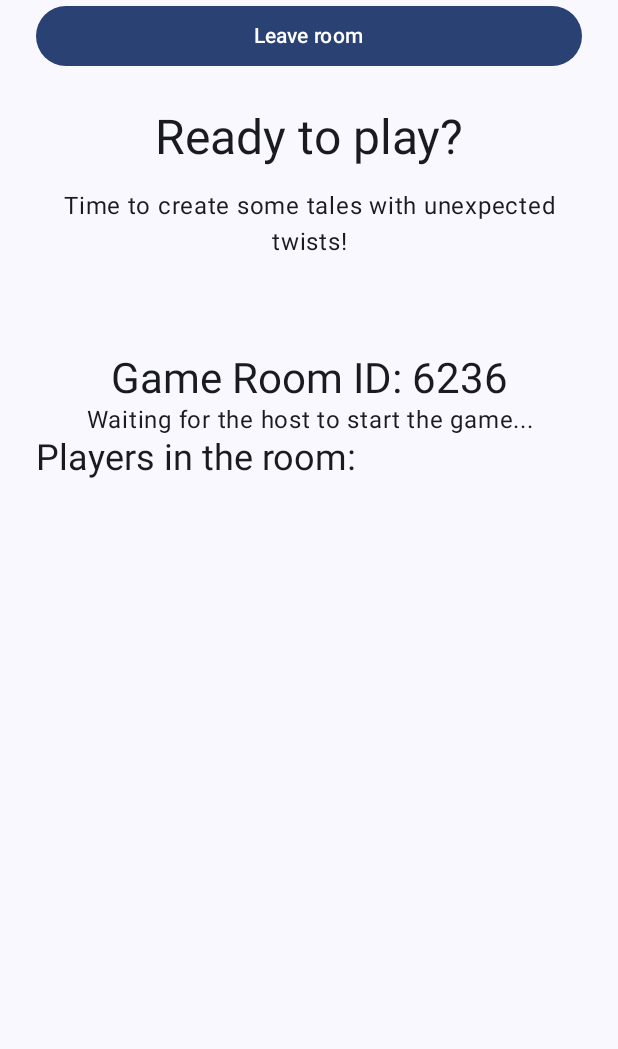
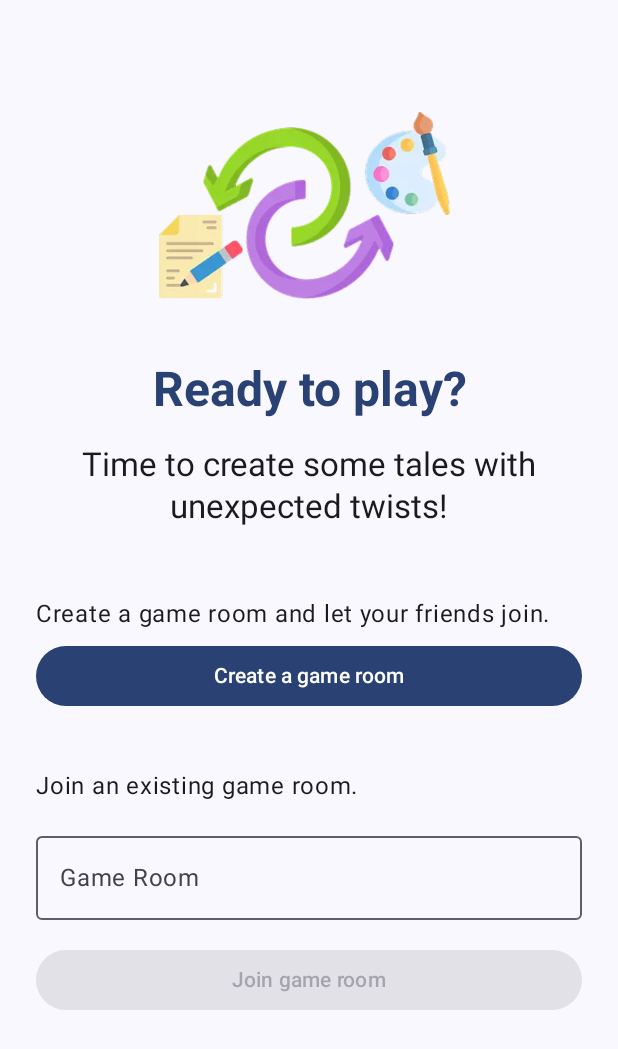
Before and after one commit to kristinakoneva/twistale, an Android app built with Jetpack Compose: the GameRoomScreen screen opened through its navigation route, on a phone screen of 412 x 824 dp. Shown: the top 1049 px of the screen. Run offline under Robolectric (Android 15) with nearby library versions, the phone set to English and light mode, and no system bars; our stand-ins replace Dagger/Hilt's generated code, Firebase (no records; nobody signed in at launch, a user with empty details on screens opened directly); pictures from the network do not load.

Commit message:
Update game room screen implmentation

```diff
--- a/app/build.gradle.kts
+++ b/app/build.gradle.kts
@@ -71,4 +71,6 @@ dependencies {
     implementation(libs.coil.gif)
     implementation(platform(libs.firebase.bom))
     implementation(libs.serialization.json)
+    implementation(libs.appcompat)
+    implementation(libs.material)
 }
--- a/app/src/main/java/com/kristinakoneva/twistale/MainActivity.kt
+++ b/app/src/main/java/com/kristinakoneva/twistale/MainActivity.kt
@@ -1,17 +1,19 @@
 package com.kristinakoneva.twistale
 
 import android.os.Bundle
-import androidx.activity.ComponentActivity
 import androidx.activity.compose.setContent
 import androidx.activity.enableEdgeToEdge
+import androidx.appcompat.app.AppCompatActivity
+import androidx.appcompat.app.AppCompatDelegate
 import com.kristinakoneva.twistale.ui.navigation.NavHost
 import com.kristinakoneva.twistale.ui.theme.TwistaleTheme
 import dagger.hilt.android.AndroidEntryPoint
 
 @AndroidEntryPoint
-class MainActivity : ComponentActivity() {
+class MainActivity : AppCompatActivity() {
     override fun onCreate(savedInstanceState: Bundle?) {
         super.onCreate(savedInstanceState)
+        AppCompatDelegate.setDefaultNightMode(AppCompatDelegate.MODE_NIGHT_NO)
         enableEdgeToEdge()
         setContent {
             TwistaleTheme {
--- a/app/src/main/java/com/kristinakoneva/twistale/ui/screens/auth/AuthScreen.kt
+++ b/app/src/main/java/com/kristinakoneva/twistale/ui/screens/auth/AuthScreen.kt
@@ -143,6 +143,7 @@ fun AuthScreenContent(
                 .padding(horizontal = spacing_3),
             style = MaterialTheme.typography.headlineLarge,
             fontWeight = FontWeight.Bold,
+            color = MaterialTheme.colorScheme.primary,
         )
 
         if (!isLogin) {
--- a/app/src/main/java/com/kristinakoneva/twistale/ui/screens/game/room/GameRoomScreen.kt
+++ b/app/src/main/java/com/kristinakoneva/twistale/ui/screens/game/room/GameRoomScreen.kt
@@ -1,31 +1,48 @@
 package com.kristinakoneva.twistale.ui.screens.game.room
 
+import androidx.compose.foundation.Image
+import androidx.compose.foundation.layout.Arrangement
+import androidx.compose.foundation.layout.Row
 import androidx.compose.foundation.layout.Spacer
 import androidx.compose.foundation.layout.fillMaxWidth
 import androidx.compose.foundation.layout.height
+import androidx.compose.foundation.layout.imePadding
 import androidx.compose.foundation.layout.padding
+import androidx.compose.foundation.layout.size
+import androidx.compose.foundation.layout.width
 import androidx.compose.foundation.lazy.LazyColumn
 import androidx.compose.foundation.text.KeyboardActions
 import androidx.compose.foundation.text.KeyboardOptions
+import androidx.compose.material.icons.Icons
+import androidx.compose.material.icons.filled.Home
+import androidx.compose.material.icons.filled.Person
 import androidx.compose.material3.Button
+import androidx.compose.material3.Icon
 import androidx.compose.material3.MaterialTheme
 import androidx.compose.material3.OutlinedTextField
 import androidx.compose.material3.Scaffold
 import androidx.compose.material3.Text
 import androidx.compose.runtime.Composable
 import androidx.compose.runtime.LaunchedEffect
+import androidx.compose.ui.Alignment
 import androidx.compose.ui.Modifier
 import androidx.compose.ui.graphics.Color
 import androidx.compose.ui.platform.LocalFocusManager
+import androidx.compose.ui.res.painterResource
 import androidx.compose.ui.text.TextStyle
+import androidx.compose.ui.text.font.FontWeight
 import androidx.compose.ui.text.input.ImeAction
 import androidx.compose.ui.text.input.KeyboardType
 import androidx.compose.ui.text.style.TextAlign
+import androidx.compose.ui.unit.dp
 import androidx.hilt.navigation.compose.hiltViewModel
 import androidx.lifecycle.compose.collectAsStateWithLifecycle
+import com.kristinakoneva.twistale.R
 import com.kristinakoneva.twistale.domain.game.models.Player
+import com.kristinakoneva.twistale.ui.theme.spacing_1
 import com.kristinakoneva.twistale.ui.theme.spacing_2
 import com.kristinakoneva.twistale.ui.theme.spacing_3
+import com.kristinakoneva.twistale.ui.theme.spacing_4
 import com.kristinakoneva.twistale.ui.theme.spacing_5
 import kotlinx.serialization.Serializable
 
@@ -85,29 +102,51 @@ fun GameRoomContent(
 
     Scaffold { padding ->
         LazyColumn(
-            modifier = modifier.padding(horizontal = spacing_3),
+            modifier = modifier
+                .padding(horizontal = spacing_3)
+                .imePadding(),
             contentPadding = padding,
         ) {
             item {
+                Spacer(modifier = Modifier.height(spacing_3))
+            }
+            item {
+                Row {
+                    Spacer(modifier = Modifier.weight(1f))
+                    if (gameRoomId != null) {
                         Button(
                             onClick = leaveGameRoom,
-                    modifier = Modifier.fillMaxWidth(),
                         ) {
                             Text(text = "Leave room")
                         }
                     }
+                }
+            }
             item {
-                Spacer(modifier = Modifier.height(spacing_3))
+                Spacer(modifier = Modifier.height(spacing_2))
+                Row(
+                    modifier = Modifier.fillMaxWidth(),
+                    verticalAlignment = Alignment.CenterVertically,
+                    horizontalArrangement = Arrangement.Center,
+                ) {
+                    Image(
+                        painter = painterResource(id = R.drawable.ic_twistale_big),
+                        contentDescription = null,
+                        modifier = Modifier.size(200.dp),
+                    )
+                }
                 Text(
                     text = "Ready to play?",
                     style = MaterialTheme.typography.headlineLarge,
                     modifier = Modifier.fillMaxWidth(),
                     textAlign = TextAlign.Center,
+                    color = MaterialTheme.colorScheme.primary,
+                    fontWeight = FontWeight.Bold,
                 )
                 Spacer(modifier = Modifier.height(spacing_2))
                 Text(
                     text = "Time to create some tales with unexpected twists!",
-                    style = MaterialTheme.typography.bodyLarge,
+                    style = MaterialTheme.typography.titleLarge,
                     modifier = Modifier.fillMaxWidth(),
                     textAlign = TextAlign.Center,
                 )
@@ -122,6 +161,7 @@ fun GameRoomContent(
                         modifier = Modifier.fillMaxWidth(),
                         textAlign = TextAlign.Start,
                     )
+                    Spacer(modifier = Modifier.height(spacing_1))
                     Button(
                         onClick = createGameRoom,
                         modifier = Modifier.fillMaxWidth(),
@@ -131,6 +171,12 @@ fun GameRoomContent(
                 }
                 item {
                     Spacer(modifier = Modifier.height(spacing_5))
+                    Text(
+                        text = "Join an existing game room.",
+                        style = MaterialTheme.typography.bodyLarge,
+                        modifier = Modifier.fillMaxWidth(),
+                        textAlign = TextAlign.Start,
+                    )
                     OutlinedTextField(
                         value = roomIdInput,
                         textStyle = TextStyle(color = Color.Black),
@@ -152,26 +198,54 @@ fun GameRoomContent(
                         modifier = Modifier.fillMaxWidth(),
                         enabled = roomIdInput.isNotBlank(),
                     ) {
-                        Text(text = "Join a game room")
+                        Text(text = "Join game room")
                     }
                 }
             } else {
                 item {
                     Spacer(modifier = Modifier.height(spacing_5))
+                    Row(
+                        verticalAlignment = Alignment.CenterVertically,
+                    ) {
+                        Icon(
+                            imageVector = Icons.Default.Home,
+                            contentDescription = null,
+                            tint = MaterialTheme.colorScheme.primary,
+                            modifier = Modifier.padding(end = spacing_1),
+                        )
                         Text(
                             text = "Game Room ID: $gameRoomId",
                             style = MaterialTheme.typography.headlineMedium,
                             modifier = Modifier.fillMaxWidth(),
-                        textAlign = TextAlign.Center,
+                            fontWeight = FontWeight.SemiBold,
+                            color = MaterialTheme.colorScheme.primary,
                         )
+                    }
+                    Spacer(modifier = Modifier.height(spacing_2))
                     Text(
                         text = if (isHostPlayer) "Waiting for players to join..." else "Waiting for the host to start the game...",
                         style = MaterialTheme.typography.bodyLarge,
                         modifier = Modifier.fillMaxWidth(),
-                        textAlign = TextAlign.Center,
                     )
-                    Text("Players in the room:", style = MaterialTheme.typography.headlineSmall)
+                    Spacer(modifier = Modifier.height(spacing_4))
+                    Row(
+                        verticalAlignment = Alignment.CenterVertically,
+                    ) {
+                        Icon(
+                            imageVector = Icons.Default.Person,
+                            contentDescription = null,
+                            tint = MaterialTheme.colorScheme.primary,
+                            modifier = Modifier.padding(end = spacing_1),
+                        )
+                        Text(
+                            "Players in the room:",
+                            style = MaterialTheme.typography.headlineSmall,
+                            fontWeight = FontWeight.SemiBold,
+                            color = MaterialTheme.colorScheme.primary,
+                        )
+                    }
                     playersInRoom.forEach { player ->
+                        Spacer(modifier = Modifier.height(spacing_1))
                         Text(
                             text = player.name,
                             style = MaterialTheme.typography.bodyLarge,
--- a/app/src/main/res/values/themes.xml
+++ b/app/src/main/res/values/themes.xml
@@ -1,5 +1,5 @@
 <?xml version="1.0" encoding="utf-8"?>
 <resources>
 
-    <style name="Theme.Twistale" parent="android:Theme.Material.Light.NoActionBar"/>
+    <style name="Theme.Twistale" parent="Theme.Material3.Light.NoActionBar"/>
 </resources>
--- a/gradle/libs.versions.toml
+++ b/gradle/libs.versions.toml
@@ -14,6 +14,8 @@ composeBom = "2025.01.00"
 navigationCompose = "2.8.5"
 firebase-bom = "33.8.0"
 serialization-json = "1.7.2"
+appCompat = "1.7.0"
+material = "1.12.0"
 
 [libraries]
 androidx-core-ktx = { group = "androidx.core", name = "core-ktx", version.ref = "coreKtx" }
@@ -43,6 +45,8 @@ firebase-auth = { group = "com.google.firebase", name = "firebase-auth" }
 firebase-firestore = { group = "com.google.firebase", name = "firebase-firestore" }
 firebase-storage = { group = "com.google.firebase", name = "firebase-storage" }
 serialization-json = { group = "org.jetbrains.kotlinx", name = "kotlinx-serialization-json", version.ref = "serialization-json" }
+appcompat = { module = "androidx.appcompat:appcompat", version.ref = "appCompat" }
+material = { module = "com.google.android.material:material", version.ref = "material" }
 
 [plugins]
 android-application = { id = "com.android.application", version.ref = "agp" }
```
Also changed, not shown: app/src/main/res/drawable/ic_twistale.webp (added), app/src/main/res/drawable/ic_twistale_big.webp (added). Lines whose indentation alone changed are shown as unchanged.
